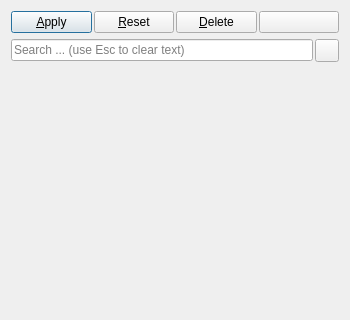
This is Qt/Components/Resources/UI/pqPropertiesPanel.ui in Kitware/ParaView as Qt 5 draws it before an edit; both pictures show x 0 to 350 and y 0 to 320 of the 350 by 750 pixel window. The edited form follows.
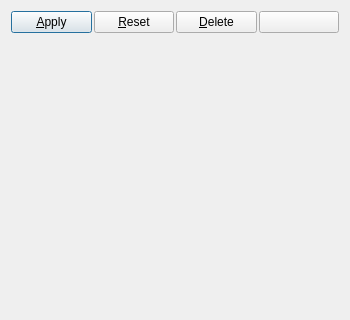
This is the edited form. Icons and pictures are not drawn. Custom widgets are drawn as their Qt base class.

Commit message:
Factorize the different search into one widget
Multiple widgets were implementing their one search and with methods
re-implement in each class. This is obviously difficult to maintain so all
those search were factorize in this widget.
The pqSeachDialog offers 2 main features:
 - If the user presses Esc, the search text is automatically cleared.
 - The advanced button can either: not be displayed, displayed normally
 or displayed and saved/restored as a setting

Consequently replaced the searches in the appropriate widgets by the new
pqSearchBox.

```diff
--- a/Qt/Components/Resources/UI/pqPropertiesPanel.ui
+++ b/Qt/Components/Resources/UI/pqPropertiesPanel.ui
@@ -80,33 +80,13 @@
       <number>2</number>
      </property>
      <item>
-      <widget class="QLineEdit" name="SearchLineEdit">
-       <property name="toolTip">
-        <string>&lt;html&gt;&lt;head/&gt;&lt;body&gt;&lt;p&gt;Search for properties by name&lt;/p&gt;&lt;/body&gt;&lt;/html&gt;</string>
+      <widget class="pqSearchBox" name="SearchBox" native="true">
+       <property name="settingKey" stdset="0">
+        <string notr="true">showAdvancedProperties</string>
        </property>
-       <property name="placeholderText">
-        <string>Search ... (use Esc to clear text)</string>
-       </property>
-      </widget>
-     </item>
-     <item>
-      <widget class="QToolButton" name="AdvancedButton">
-       <property name="toolTip">
-        <string>&lt;html&gt;&lt;head/&gt;&lt;body&gt;&lt;p&gt;Toggle advanced properties&lt;/p&gt;&lt;/body&gt;&lt;/html&gt;</string>
-       </property>
-       <property name="text">
-        <string/>
-       </property>
-       <property name="icon">
-        <iconset resource="../pqComponents.qrc">
-         <normaloff>:/pqWidgets/Icons/pqAdvanced26.png</normaloff>:/pqWidgets/Icons/pqAdvanced26.png</iconset>
-       </property>
-       <property name="checkable">
+       <property name="advancedSearchEnabled" stdset="0">
         <bool>true</bool>
        </property>
-       <property name="checked">
-        <bool>false</bool>
-       </property>
       </widget>
      </item>
     </layout>
@@ -128,7 +108,7 @@
         <x>0</x>
         <y>0</y>
         <width>332</width>
-        <height>662</height>
+        <height>692</height>
        </rect>
       </property>
       <layout class="QVBoxLayout" name="ScrollAreaLayout" stretch="0,0,0,0,0,0,1">
@@ -227,6 +207,12 @@
   </layout>
  </widget>
  <customwidgets>
+  <customwidget>
+   <class>pqSearchBox</class>
+   <extends>QWidget</extends>
+   <header>pqSearchBox.h</header>
+   <container>1</container>
+  </customwidget>
   <customwidget>
    <class>pqExpanderButton</class>
    <extends>QFrame</extends>
```
The commit also changes 9 other files.
